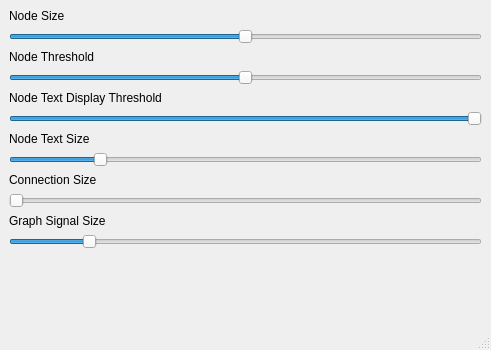
Qt form networksettings.ui (Namr/Connected) before a commit.
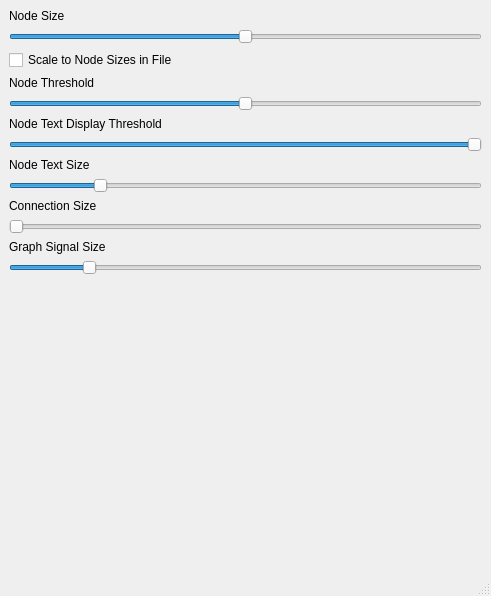
The same form after that commit.

Commit message: Added node scaling based on file data

```diff
--- a/networksettings.ui
+++ b/networksettings.ui
@@ -7,7 +7,7 @@
     <x>0</x>
     <y>0</y>
     <width>491</width>
-    <height>350</height>
+    <height>596</height>
    </rect>
   </property>
   <property name="windowTitle">
@@ -37,6 +37,13 @@
         </property>
        </widget>
       </item>
+      <item>
+       <widget class="QCheckBox" name="checkBox">
+        <property name="text">
+         <string>Scale to Node Sizes in File</string>
+        </property>
+       </widget>
+      </item>
       <item>
        <widget class="QLabel" name="label_4">
         <property name="text">
```
Left out of the diff: 2 changed lines with no effect on the pictures. The commit also changes 7 other files.
